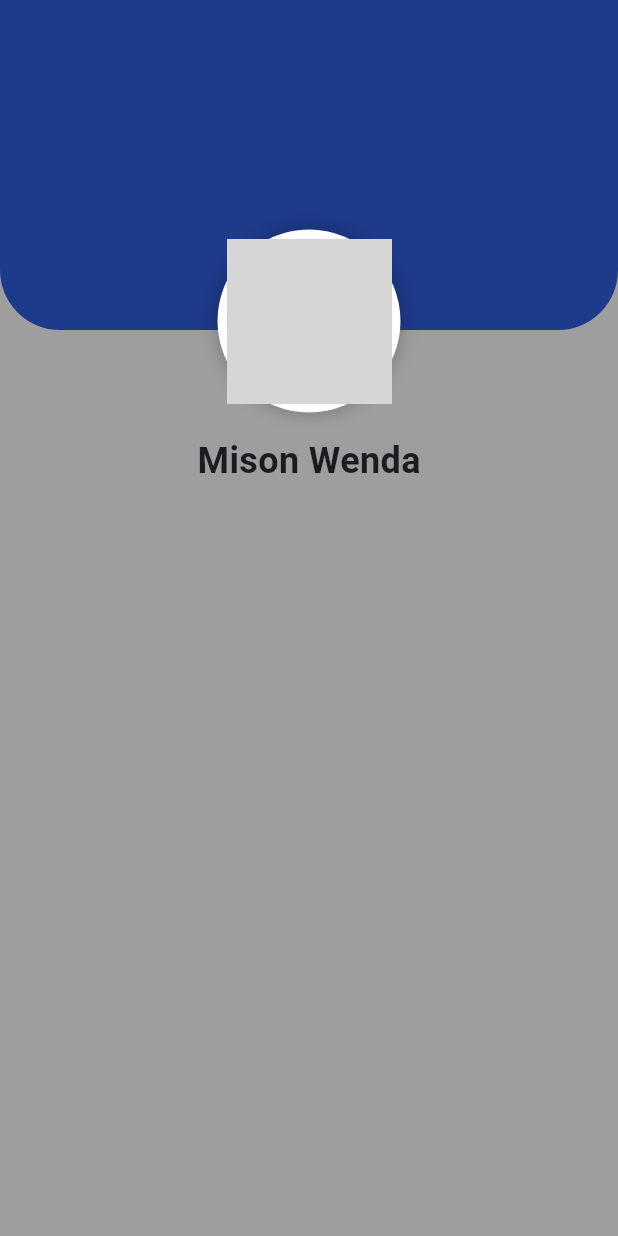
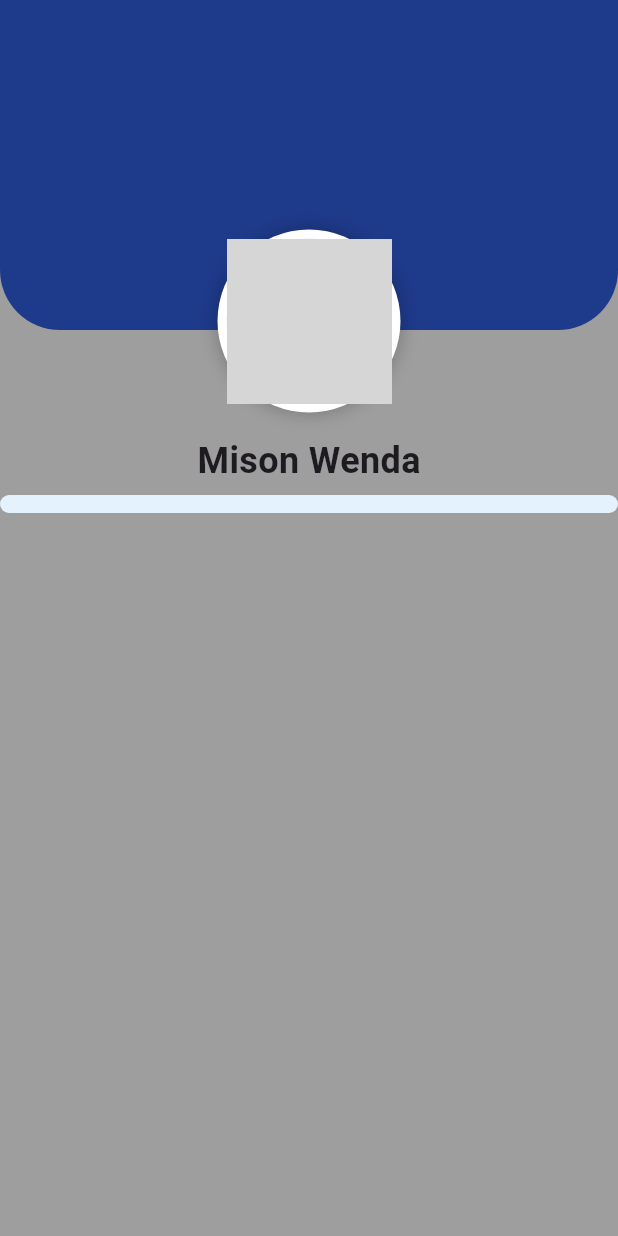
Before and after one commit to Mansyahariii/collabsession_kelompok_3, a Flutter app: the Detileprofile2 screen opened directly, on a phone screen of 412 x 824 dp. Run offline on Flutter 3.47's test engine with Material 3 defaults, Android fonts, the phone set to English and light mode, and no system bars; our stand-ins replace firebase_auth, firebase_core; accounts and stored records are empty; grey boxes are pictures that could not be loaded.

Commit message:
buat container di bawa text nama pada detailprofile

```diff
--- a/lib/pages/profile/detailprofile2.dart
+++ b/lib/pages/profile/detailprofile2.dart
@@ -54,6 +54,14 @@ class Detileprofile2 extends StatelessWidget {
                 fontWeight: FontWeight.bold,
               ),
             ),
+            const SizedBox(height: 6),
+           Container(
+            padding: const EdgeInsets.symmetric(horizontal: 16, vertical: 6),
+              decoration: BoxDecoration(
+                color: Colors.blue.shade50,
+                borderRadius: BorderRadius.circular(20),
+           )
+           )
           ],
         ),
       ),
```
